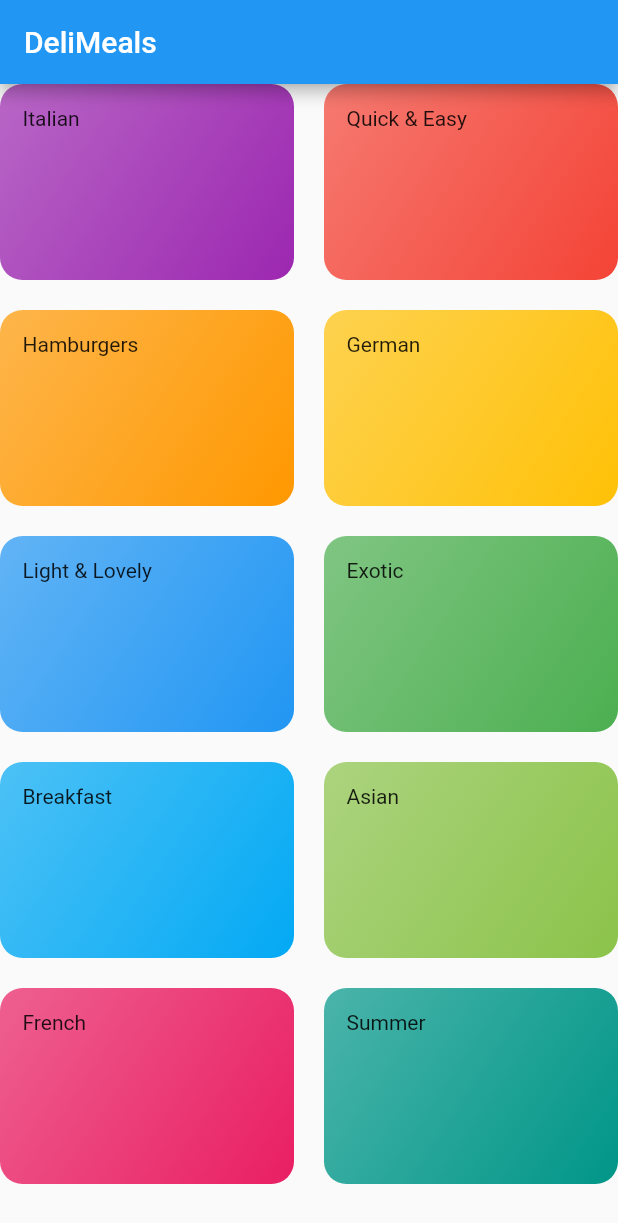
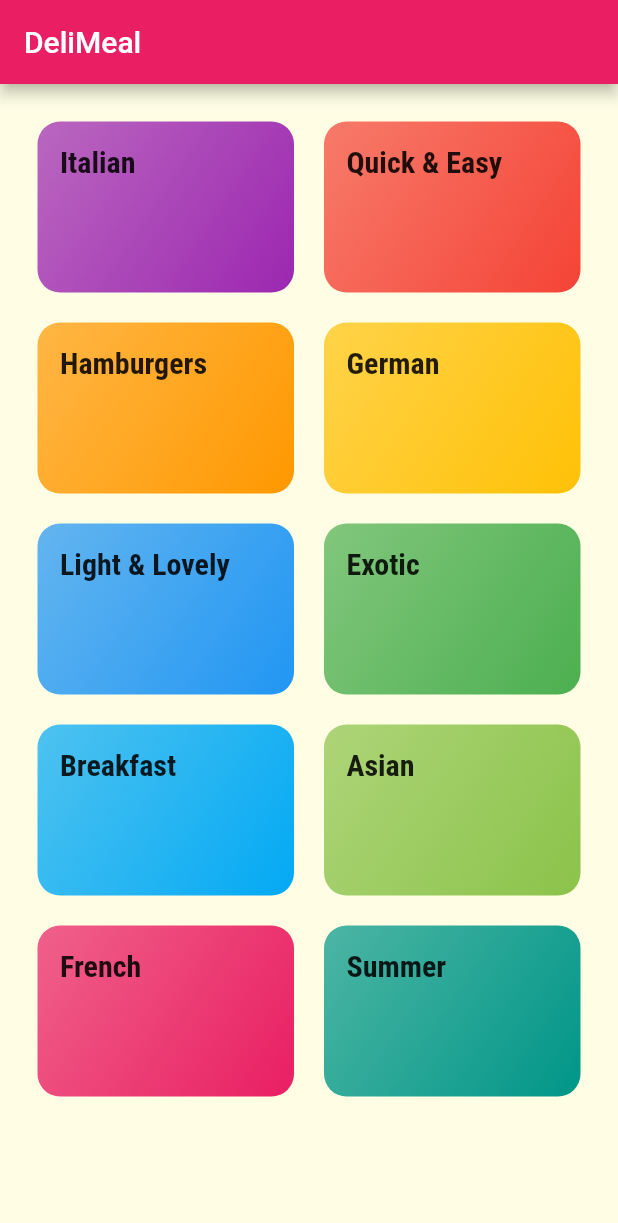
Before and after one commit to THESHIVAM007/meals_app, a Flutter app: the screen it shows after launch, on a phone screen of 412 x 824 dp. Shown: the top 1223 px of the screen. Run offline on Flutter 3.47's test engine with Material 2 defaults, Android fonts, the phone set to English and light mode, and no system bars.

Commit message:
categories updated

```diff
--- a/lib/categories.dart
+++ b/lib/categories_screen.dart
@@ -1,24 +1,31 @@
 import 'package:flutter/material.dart';
-// import 'package:flutter_complete_guide/category_item.dart';
-import './dummy.dart';
+
+import './dummy_data.dart';
 import './category_item.dart';
 
-class Categories extends StatelessWidget {
+class CategoriesScreen extends StatelessWidget {
   @override
   Widget build(BuildContext context) {
     return Scaffold(
       appBar: AppBar(
-        title: Text('DeliMeals'),
+        title: const Text('DeliMeal'),
       ),
       body: GridView(
+        padding: const EdgeInsets.all(25),
         children: DUMMY_CATEGORIES
-            .map((catData) => CategoryItem(catData.title, catData.color))
+            .map(
+              (catData) => CategoryItem(
+                    catData.id,
+                    catData.title,
+                    catData.color,
+                  ),
+            )
             .toList(),
         gridDelegate: SliverGridDelegateWithMaxCrossAxisExtent(
+          maxCrossAxisExtent: 200,
           childAspectRatio: 3 / 2,
           crossAxisSpacing: 20,
           mainAxisSpacing: 20,
-          maxCrossAxisExtent: 200,
         ),
       ),
     );
--- a/lib/category_item.dart
+++ b/lib/category_item.dart
@@ -1,22 +1,44 @@
 import 'package:flutter/material.dart';
+// import 'package:flutter_complete_guide/category_screen.dart';
+import './category_screen.dart';
 
 class CategoryItem extends StatelessWidget {
+  final String id;
   final String title;
   final Color color;
-  CategoryItem(this.title, this.color);
+
+  CategoryItem(this.id, this.title, this.color);
+  void selectCategory(BuildContext ctx) {
+    Navigator.of(ctx).pushNamed(CategoryScreen.routeName, arguments: {
+      'id': id,
+      'title': title,
+    });
+  }
+
   @override
   Widget build(BuildContext context) {
-    return Container(
+    return InkWell(
+      onTap: () => selectCategory(context),
+      borderRadius: BorderRadius.circular(15),
+      splashColor: Theme.of(context).primaryColor,
+      child: Container(
         padding: const EdgeInsets.all(15),
-      child: Text(title),
+        child: Text(
+          title,
+          style: Theme.of(context).textTheme.titleMedium,
+        ),
         decoration: BoxDecoration(
           gradient: LinearGradient(
-          colors: [color.withOpacity(.7), color],
+            colors: [
+              color.withOpacity(0.7),
+              color,
+            ],
             begin: Alignment.topLeft,
             end: Alignment.bottomRight,
           ),
           borderRadius: BorderRadius.circular(15),
         ),
+      ),
     );
   }
 }
--- a/lib/dummy.dart
+++ /dev/null
@@ -1,56 +0,0 @@
-import 'package:flutter/material.dart';
-
-import './models/category.dart';
-
-const DUMMY_CATEGORIES = const [
-  Category(
-    id: 'c1',
-    title: 'Italian',
-    color: Colors.purple,
-  ),
-  Category(
-    id: 'c2',
-    title: 'Quick & Easy',
-    color: Colors.red,
-  ),
-  Category(
-    id: 'c3',
-    title: 'Hamburgers',
-    color: Colors.orange,
-  ),
-  Category(
-    id: 'c4',
-    title: 'German',
-    color: Colors.amber,
-  ),
-  Category(
-    id: 'c5',
-    title: 'Light & Lovely',
-    color: Colors.blue,
-  ),
-  Category(
-    id: 'c6',
-    title: 'Exotic',
-    color: Colors.green,
-  ),
-  Category(
-    id: 'c7',
-    title: 'Breakfast',
-    color: Colors.lightBlue,
-  ),
-  Category(
-    id: 'c8',
-    title: 'Asian',
-    color: Colors.lightGreen,
-  ),
-  Category(
-    id: 'c9',
-    title: 'French',
-    color: Colors.pink,
-  ),
-  Category(
-    id: 'c10',
-    title: 'Summer',
-    color: Colors.teal,
-  ),
-];
--- a/lib/main.dart
+++ b/lib/main.dart
@@ -1,6 +1,7 @@
 import 'package:flutter/material.dart';
-// import 'package:flutter_complete_guide/categories.dart';
-import './categories.dart';
+import './category_screen.dart';
+
+import './categories_screen.dart';
 
 void main() => runApp(MyApp());
 
@@ -10,29 +11,30 @@ class MyApp extends StatelessWidget {
     return MaterialApp(
       title: 'DeliMeals',
       theme: ThemeData(
-        primarySwatch: Colors.blue,
+        primarySwatch: Colors.pink,
+        // colorScheme: ColorScheme(
+        //   secondary: Colors.amber,
+        // ),
+        canvasColor: Color.fromRGBO(255, 254, 229, 1),
+        fontFamily: 'Raleway',
+        textTheme: ThemeData.light().textTheme.copyWith(
+              bodyLarge: TextStyle(
+                color: Color.fromRGBO(20, 51, 51, 1),
+              ),
+              bodyMedium: TextStyle(
+                color: Color.fromRGBO(20, 51, 51, 1),
+              ),
+              titleMedium: TextStyle(
+                fontSize: 20,
+                fontFamily: 'RobotoCondensed',
+                fontWeight: FontWeight.bold,
+              ),
+            ),
       ),
-      home: Categories(),
+      home: CategoriesScreen(),
+      routes: {
+        CategoryScreen.routeName :(ctx)=>CategoryScreen(),
+      },
     );
   }
 }
-
-class MyHomePage extends StatefulWidget {
-    @override
-  _MyHomePageState createState() => _MyHomePageState();
-}
-
-class _MyHomePageState extends State<MyHomePage> {
-
-  @override
-  Widget build(BuildContext context) {
-    return Scaffold(
-      appBar: AppBar(
-        title: Text('DeliMeals'),
-      ),
-      body: Center(
-        child: Text('Navigation Time!'),
-      ),
-    );
-  }
-}
```
Also changed, not shown: lib/category_screen.dart (added, +31 -0 lines), lib/dummy_data.dart (added, +409 -0 lines), lib/models/category.dart (+5 -4 lines), lib/models/meal.dart (added, +36 -0 lines), pubspec.yaml (+23 -16 lines), assets/fonts/Raleway-Black.ttf (added), assets/fonts/Raleway-Bold.ttf (added), assets/fonts/Raleway-Regular.ttf (added), assets/fonts/RobotoCondensed-Bold.ttf (added), assets/fonts/RobotoCondensed-Italic.ttf (added), assets/fonts/RobotoCondensed-Light.ttf (added), assets/fonts/RobotoCondensed-Regular.ttf (added), pubspec.lock. Lines whose indentation alone changed are shown as unchanged.
